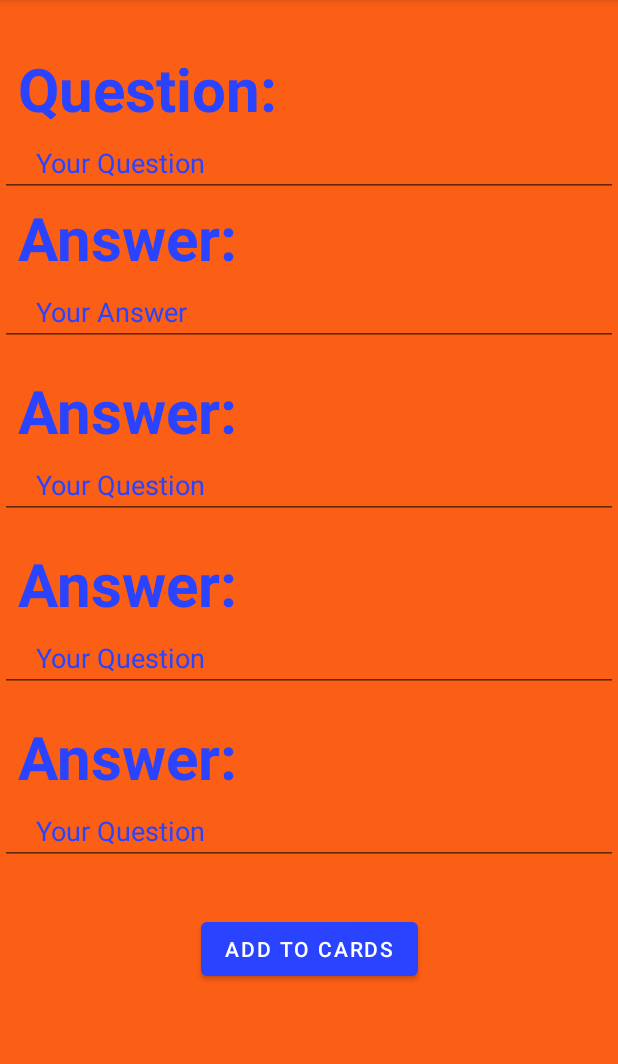
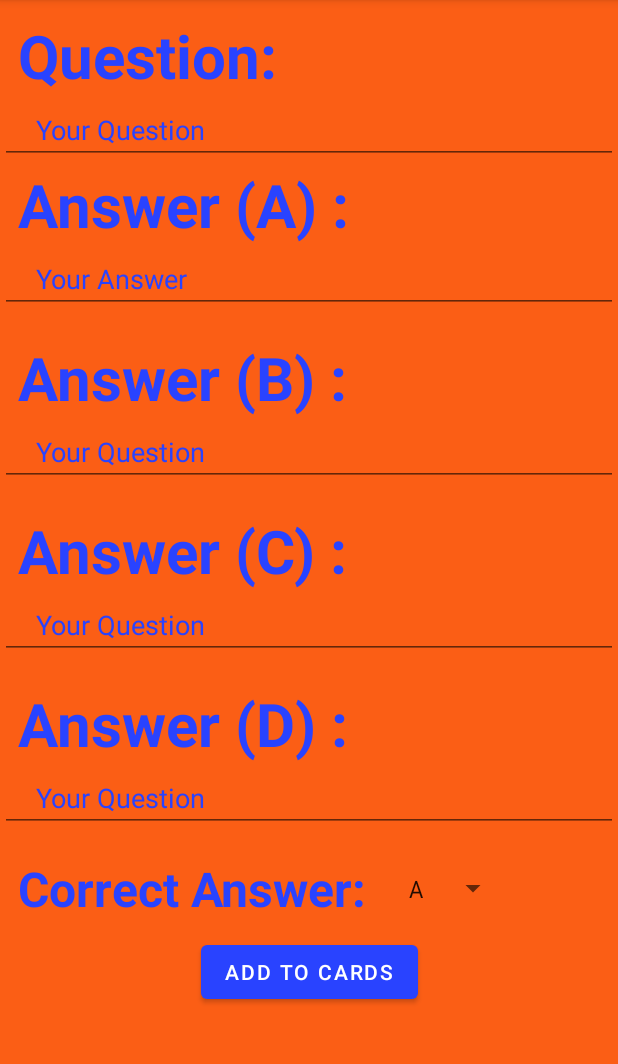
Before and after one commit to LordTepig/FlashCardApp, an Android app: the CreateMultipleChoiceFragment screen opened through its navigation route, on a phone screen of 412 x 824 dp, the part 84-1148 px from its top. Run offline under Robolectric (Android 15) with nearby library versions, the phone set to English and light mode, and no system bars.

Commit message:
up to date progess 5/16/22

```diff
--- a/app/src/main/java/com/example/flashcardapp/CreateMultipleChoiceFragment.kt
+++ b/app/src/main/java/com/example/flashcardapp/CreateMultipleChoiceFragment.kt
@@ -5,6 +5,10 @@ import androidx.fragment.app.Fragment
 import android.view.LayoutInflater
 import android.view.View
 import android.view.ViewGroup
+import android.widget.AdapterView
+import android.widget.ArrayAdapter
+import android.widget.Spinner
+import androidx.navigation.findNavController
 import com.example.flashcardapp.databinding.FragmentCreateMultipleChoiceBinding
 import com.example.flashcardapp.databinding.FragmentMainBinding
 
@@ -12,6 +16,8 @@ import com.example.flashcardapp.databinding.FragmentMainBinding
 class CreateMultipleChoiceFragment : Fragment() {
     private var _binding: FragmentCreateMultipleChoiceBinding? = null
     private val binding get() = _binding!!
+    lateinit var correctAnswer: String
+    lateinit var question: String
 
     override fun onCreateView(
         inflater: LayoutInflater, container: ViewGroup?,
@@ -20,6 +26,31 @@ class CreateMultipleChoiceFragment : Fragment() {
         _binding = FragmentCreateMultipleChoiceBinding.inflate(inflater, container, false)
         val rootView = binding.root
 
+        val MCSpinner : Spinner = binding.correctAnswerSpinner
+        val correctAnswerMCAdapter= ArrayAdapter.createFromResource(
+            requireContext(),
+            R.array.correct_answers_MC_array,
+            android.R.layout.simple_spinner_item)
+
+        correctAnswerMCAdapter.setDropDownViewResource(android.R.layout.simple_spinner_dropdown_item)
+        MCSpinner.adapter = correctAnswerMCAdapter
+
+        MCSpinner.onItemSelectedListener = object: AdapterView.OnItemSelectedListener{
+            var selectedAnswer = ""
+
+            override fun onItemSelected(adapterView: AdapterView<*>, childView: View?, position: Int, itemId: Long) {
+                selectedAnswer = adapterView.getItemAtPosition(position).toString()
+                correctAnswer = selectedAnswer
+            }
+            override fun onNothingSelected(adapterView: AdapterView<*>?) {
+
+            }
+        }
+        binding.addMultipleChoiceCardButton.setOnClickListener {
+            question = binding.multipleChoiceQuestionEditText.text.toString()
+            val action = CreateMultipleChoiceFragmentDirections.actionCreateMultipleChoiceFragmentToStudyCardsFragment(question, correctAnswer)
+            rootView.findNavController().navigate(action)
+        }
         return rootView
     }
 
--- /dev/null
+++ b/app/src/main/java/com/example/flashcardapp/ListOfCards.kt
@@ -0,0 +1,4 @@
+package com.example.flashcardapp
+
+data class ListOfCards (val listOfCards: ListOfCards, val type: String) {
+}
--- a/app/src/main/java/com/example/flashcardapp/StudyCardsFragment.kt
+++ b/app/src/main/java/com/example/flashcardapp/StudyCardsFragment.kt
@@ -5,12 +5,13 @@ import androidx.fragment.app.Fragment
 import android.view.LayoutInflater
 import android.view.View
 import android.view.ViewGroup
+import androidx.fragment.app.activityViewModels
 import androidx.fragment.app.viewModels
 import androidx.navigation.findNavController
 import com.example.flashcardapp.databinding.FragmentStudyCardsBinding
 
 class StudyCardsFragment : Fragment() {
-    private val viewModel: QuestionViewModel by viewModels()
+    private val viewModel: QuestionViewModel by activityViewModels()
     private var _binding: FragmentStudyCardsBinding? = null
     private val binding get() = _binding!!
 
--- a/app/src/main/res/layout/fragment_create_flash_card.xml
+++ b/app/src/main/res/layout/fragment_create_flash_card.xml
@@ -23,7 +23,7 @@
         />
 
     <EditText
-        android:id="@+id/flashCardQuestionEditText"
+        android:id="@+id/trueFalseQuestionEditText"
         android:layout_width="match_parent"
         android:layout_height="wrap_content"
         android:inputType="text"
@@ -44,7 +44,7 @@
         android:textStyle="bold"
         android:textColor="#2943FF"
         android:layout_marginStart="12dp"
-        app:layout_constraintTop_toBottomOf="@id/flashCardQuestionEditText"
+        app:layout_constraintTop_toBottomOf="@id/trueFalseQuestionEditText"
         app:layout_constraintStart_toStartOf="@id/trueFalseQuestionText"/>
 
     <EditText
@@ -56,7 +56,7 @@
         android:inputType="text"
         android:paddingStart="24dp"
         android:textColorHint="#2943FF"
-        app:layout_constraintStart_toStartOf="@id/flashCardQuestionEditText"
+        app:layout_constraintStart_toStartOf="@id/trueFalseQuestionEditText"
         app:layout_constraintTop_toBottomOf="@id/answer"
         />
 
--- a/app/src/main/res/layout/fragment_create_multiple_choice.xml
+++ b/app/src/main/res/layout/fragment_create_multiple_choice.xml
@@ -13,7 +13,7 @@
         android:layout_width="wrap_content"
         android:layout_height="wrap_content"
         android:text="@string/question"
-        android:layout_marginTop="32dp"
+        android:layout_marginTop="10dp"
         android:textStyle="bold"
         android:textColor="#2943FF"
         android:layout_marginStart="12dp"
@@ -38,7 +38,7 @@
         android:id="@+id/multipleChoiceAnswerOneTextView"
         android:layout_width="wrap_content"
         android:layout_height="wrap_content"
-        android:text="@string/answer"
+        android:text="@string/answer_a"
         android:textStyle="bold"
         android:textColor="#2943FF"
         android:layout_marginStart="12dp"
@@ -64,7 +64,7 @@
         android:id="@+id/multipleChoiceAnswerTwoTextView"
         android:layout_width="wrap_content"
         android:layout_height="wrap_content"
-        android:text="@string/answer"
+        android:text="@string/answer_b"
         android:textStyle="bold"
         android:textColor="#2943FF"
         android:layout_marginTop="16dp"
@@ -90,7 +90,7 @@
         android:id="@+id/multipleChoiceAnswerThreeTextView"
         android:layout_width="wrap_content"
         android:layout_height="wrap_content"
-        android:text="@string/answer"
+        android:text="@string/answer_c"
         android:textStyle="bold"
         android:textColor="#2943FF"
         android:layout_marginTop="16dp"
@@ -116,7 +116,7 @@
         android:id="@+id/multipleChoiceAnswerFourTextView"
         android:layout_width="wrap_content"
         android:layout_height="wrap_content"
-        android:text="@string/answer"
+        android:text="@string/answer_d"
         android:textStyle="bold"
         android:textColor="#2943FF"
         android:layout_marginTop="16dp"
@@ -137,16 +137,38 @@
         app:layout_constraintStart_toStartOf="@id/multipleChoiceAnswerFourTextView"
         app:layout_constraintTop_toBottomOf="@id/multipleChoiceAnswerFourTextView"
         />
+    <TextView
+        android:id="@+id/correctAnswerText"
+        android:layout_width="wrap_content"
+        android:layout_height="wrap_content"
+        android:text="@string/correct_answer"
+        android:textStyle="bold"
+        android:textSize="32sp"
+        android:textColor="#2943FF"
+        android:layout_marginTop="16dp"
+        android:layout_marginStart="12dp"
+        app:layout_constraintStart_toStartOf="parent"
+        app:layout_constraintTop_toBottomOf="@id/multipleChoiceQuestionFourEditText"
+        />
 
+    <Spinner
+        android:id="@+id/correctAnswerSpinner"
+        android:layout_width="wrap_content"
+        android:layout_height="0dp"
+        android:layout_marginStart="20dp"
+        app:layout_constraintTop_toTopOf="@id/correctAnswerText"
+        app:layout_constraintBottom_toBottomOf="@id/correctAnswerText"
+        app:layout_constraintStart_toEndOf="@id/correctAnswerText"
+       />
     <Button
         android:id="@+id/addMultipleChoiceCardButton"
         android:layout_width="wrap_content"
         android:layout_height="wrap_content"
         android:text="@string/add_to_cards"
-        android:layout_marginTop="32dp"
+        android:layout_marginTop="10dp"
         app:layout_constraintStart_toStartOf="parent"
         app:layout_constraintEnd_toEndOf="parent"
-        app:layout_constraintTop_toBottomOf="@id/multipleChoiceQuestionFourEditText"
+        app:layout_constraintTop_toBottomOf="@id/correctAnswerText"
         />
 
 
--- a/app/src/main/res/layout/list_item_layout.xml
+++ b/app/src/main/res/layout/list_item_layout.xml
@@ -9,7 +9,6 @@
         android:layout_width="wrap_content"
         android:layout_height="wrap_content"
         android:text="@string/question"
-        android:textStyle="bold"
         android:layout_marginTop="20dp"
         android:layout_marginStart="20dp"
         app:layout_constraintStart_toStartOf="parent"
--- a/app/src/main/res/navigation/nav_graph.xml
+++ b/app/src/main/res/navigation/nav_graph.xml
@@ -60,5 +60,20 @@
         <action
             android:id="@+id/action_studyCardsFragment_to_homeFragment"
             app:destination="@id/homeFragment" />
+        <action
+            android:id="@+id/action_studyCardsFragment_to_flashCardFragment"
+            app:destination="@id/flashCardFragment" />
+    </fragment>
+    <fragment
+        android:id="@+id/flashCardFragment"
+        android:name="com.example.flashcardapp.FlashCardFragment"
+        android:label="fragment_flash_card"
+        tools:layout="@layout/fragment_flash_card" >
+        <argument
+            android:name="questionArg"
+            app:argType="string" />
+        <argument
+            android:name="answerArg"
+            app:argType="string" />
     </fragment>
 </navigation>
--- a/app/src/main/res/values/strings.xml
+++ b/app/src/main/res/values/strings.xml
@@ -15,4 +15,22 @@
     <string name="add_to_cards">Add to cards</string>
     <string name="true_answer">true</string>
     <string name="false_answer">false</string>
+    <string name="correct_answer">Correct Answer:</string>
+    <string name="answer_a">Answer (A) :</string>
+    <string name="answer_b">Answer (B) :</string>
+    <string name="answer_d">Answer (D) :</string>
+    <string name="answer_c">Answer (C) :</string>
+    <string name="answer">Answer:</string>
+
+    <string-array name="correct_answers_MC_array">
+        <item>A</item>
+        <item>B</item>
+        <item>C</item>
+        <item>D</item>
+    </string-array>
+
+    <string-array name="correct_answers_true_false_array">
+        <item>TRUE</item>
+        <item>FALSE</item>
+    </string-array>
 </resources>
--- a/build.gradle
+++ b/build.gradle
@@ -11,7 +11,7 @@ buildscript {
 plugins {
     id 'com.android.application' version '7.1.3' apply false
     id 'com.android.library' version '7.1.3' apply false
-    id 'org.jetbrains.kotlin.android' version '1.5.30' apply false
+    id 'org.jetbrains.kotlin.android' version '1.6.21' apply false
 
 }
 
```
Also changed, not shown: app/src/main/java/com/example/flashcardapp/CreateTrueFalseFragment.kt (+8 -1 lines), app/src/main/java/com/example/flashcardapp/FlashCardFragment.kt (added, +40 -0 lines), app/src/main/java/com/example/flashcardapp/QuestionViewHolder.kt (+5 -7 lines), app/src/main/res/layout/fragment_create_true_false.xml (+23 -6 lines), app/src/main/res/layout/fragment_flash_card.xml (added, +23 -0 lines).
